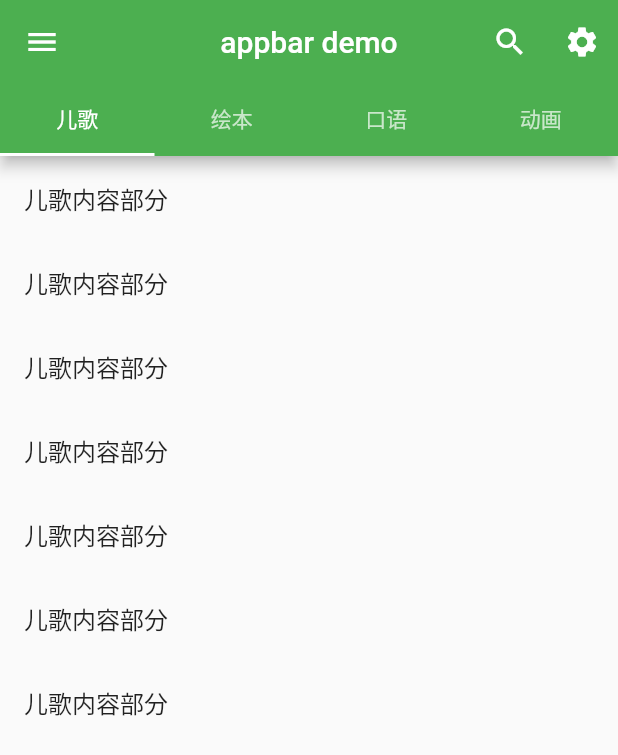
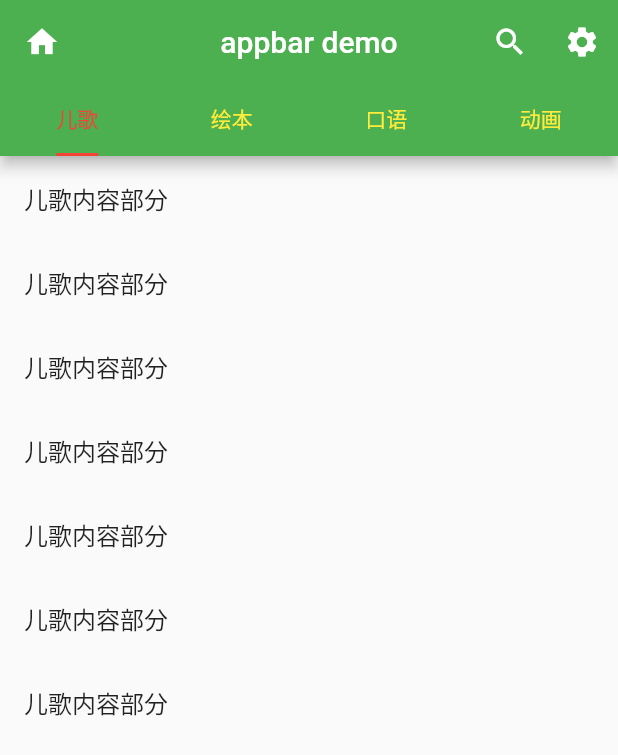
Before and after one commit to TimorCookie/flutterdemo, a Flutter app: the AppBarDemo screen opened directly, on a phone screen of 412 x 824 dp. Shown: the top 755 px of the screen. Run offline on Flutter 3.47's test engine with Material 2 defaults, Android fonts, the phone set to English and light mode, and no system bars; network calls fail.

Commit message:
主页接入appbar

```diff
--- a/lib/pages/products/appbardemo.dart
+++ b/lib/pages/products/appbardemo.dart
@@ -12,8 +12,9 @@ class AppBarDemo extends StatelessWidget {
               centerTitle: true,
               title: Text('appbar demo'),
               leading: IconButton(
-                  icon: Icon(Icons.menu),
-                  onPressed: () => {print('this is menu widget')}),
+                  icon: Icon(Icons.home),
+                  onPressed: () =>
+                      {Navigator.of(context).pushReplacementNamed('/')}),
               actions: <Widget>[
                 IconButton(
                     icon: Icon(Icons.search),
@@ -22,12 +23,18 @@ class AppBarDemo extends StatelessWidget {
                     icon: Icon(Icons.settings),
                     onPressed: () => {print('this is settings widget')}),
               ],
-              bottom: TabBar(tabs: <Widget>[
-                Tab(text: "儿歌"),
-                Tab(text: '绘本'),
-                Tab(text: '口语'),
-                Tab(text: '动画')
-              ]),
+              bottom: TabBar(
+                indicatorColor: Colors.red,
+                labelColor: Colors.red,
+                unselectedLabelColor: Colors.yellow,
+                indicatorSize: TabBarIndicatorSize.label,
+                tabs: <Widget>[
+                  Tab(text: "儿歌"),
+                  Tab(text: '绘本'),
+                  Tab(text: '口语'),
+                  Tab(text: '动画')
+                ],
+              ),
             ),
             body: TabBarView(children: <Widget>[
               ListView(
```
Also changed, not shown: lib/pages/tabs/Home.dart (+101 -8 lines).
